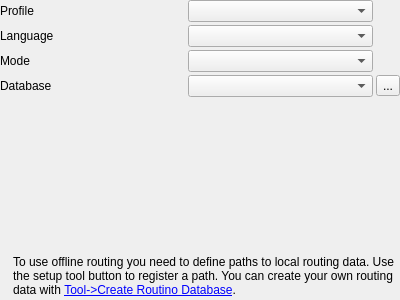
First picture: the form in src/qmapshack/gis/rte/router/IRouterRoutino.ui, repository Maproom/qmapshack, before the edit.
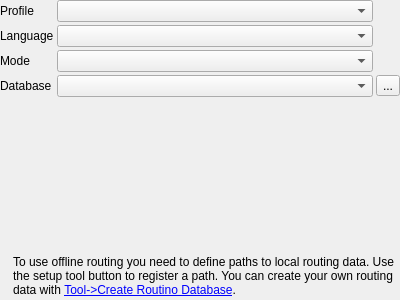
Second picture: the form after the edit. Icons and pictures are not drawn.

Commit message: [QMS-678] Fix: Database dropdown in Routing dock prevents narrowing of docks

Patch:
```diff
--- a/src/qmapshack/gis/rte/router/IRouterRoutino.ui
+++ b/src/qmapshack/gis/rte/router/IRouterRoutino.ui
@@ -30,7 +30,10 @@
     <number>0</number>
    </property>
    <item>
-    <layout class="QGridLayout" name="gridLayout">
+    <layout class="QGridLayout" name="gridLayout" columnstretch="0,1,0">
+     <property name="sizeConstraint">
+      <enum>QLayout::SetMinimumSize</enum>
+     </property>
      <item row="3" column="1">
       <widget class="QComboBox" name="comboDatabase"/>
      </item>
```
The commit also changes 2 other files.
